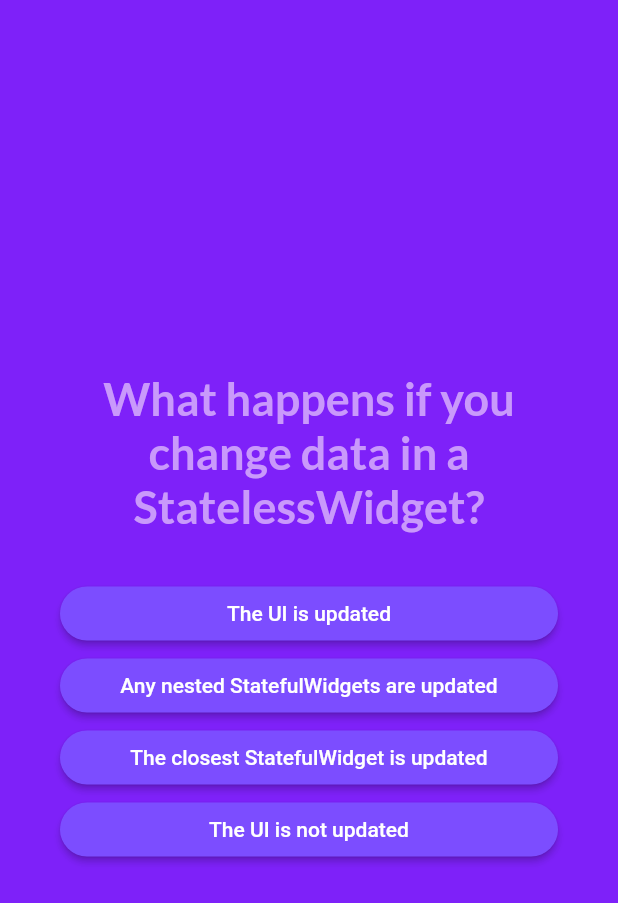
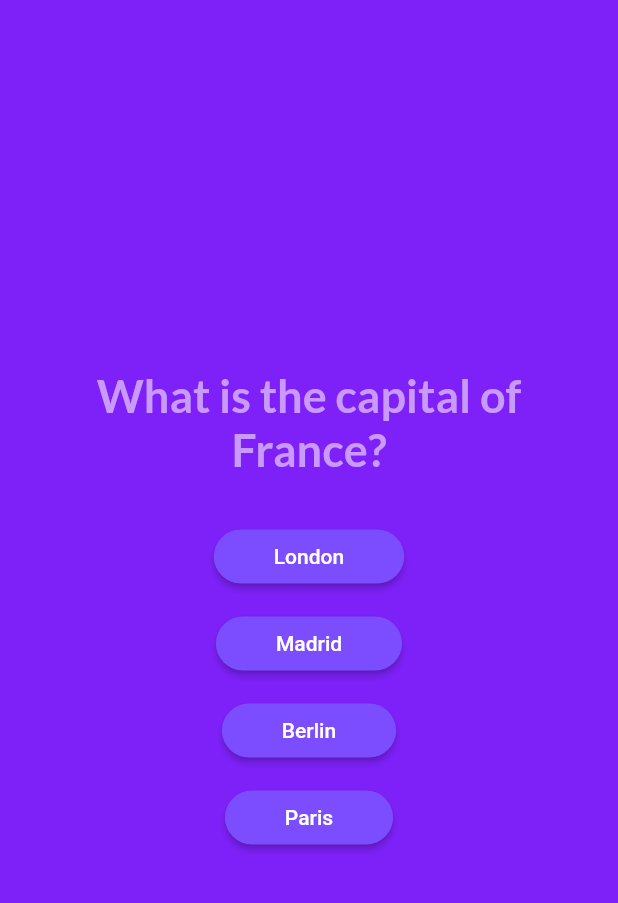
Before and after one commit to Pranay-Pandey/quiz-app_flutter, a Flutter app: the screen it shows after launch, after a tap on "Start Quiz", on a phone screen of 412 x 824 dp. Shown: the top 903 px of the screen. Run offline on Flutter 3.47's test engine with Material 2 defaults, Android fonts, the phone set to English and light mode, and no system bars; our stand-ins replace google_fonts.

Commit message:
Beautify Web app

```diff
--- a/lib/data/questions.dart
+++ b/lib/data/questions.dart
@@ -1,57 +1,102 @@
+// import 'package:quiz_app/models/quiz_questions.dart';
+
+// const questions = [
+//   QuizQuestion(
+//     'What are the main building blocks of Flutter UIs?',
+//     [
+//       'Widgets',
+//       'Components',
+//       'Blocks',
+//       'Functions',
+//     ],
+//   ),
+//   QuizQuestion(
+//     'How are Flutter UIs built?',
+//     [
+//     'By combining widgets in code',
+//     'By combining widgets in a visual editor',
+//     'By defining widgets in config files',
+//     'By using XCode for iOS and Android Studio for Android',
+//   ]),
+//   QuizQuestion(
+//     'What\'s the purpose of a StatefulWidget?',
+//     [
+//       'Update UI as data changes',
+//       'Update data as UI changes',
+//       'Ignore data changes',
+//       'Render UI that does not depend on data',
+//     ],
+//   ),
+//   QuizQuestion(
+//     'Which widget should you try to use more often: StatelessWidget or StatefulWidget?',
+//     [
+//       'StatelessWidget',
+//       'StatefulWidget',
+//       'Both are equally good',
+//       'None of the above',
+//     ],
+//   ),
+//   QuizQuestion(
+//     'What happens if you change data in a StatelessWidget?',
+//     [
+//       'The UI is not updated',
+//       'The UI is updated',
+//       'The closest StatefulWidget is updated',
+//       'Any nested StatefulWidgets are updated',
+//     ],
+//   ),
+//   QuizQuestion(
+//     'How should you update data inside of StatefulWidgets?',
+//     [
+//       'By calling setState()',
+//       'By calling updateData()',
+//       'By calling updateUI()',
+//       'By calling updateState()',
+//     ],
+//   ),
+// ];
+
 import 'package:quiz_app/models/quiz_questions.dart';
 
 const questions = [
   QuizQuestion(
-    'What are the main building blocks of Flutter UIs?',
-    [
-      'Widgets',
-      'Components',
-      'Blocks',
-      'Functions',
-    ],
+    'What is the capital of France?',
+    ['Paris', 'London', 'Berlin', 'Madrid'],
   ),
   QuizQuestion(
-    'How are Flutter UIs built?',
-    [
-    'By combining widgets in code',
-    'By combining widgets in a visual editor',
-    'By defining widgets in config files',
-    'By using XCode for iOS and Android Studio for Android',
-  ]),
-  QuizQuestion(
-    'What\'s the purpose of a StatefulWidget?',
-    [
-      'Update UI as data changes',
-      'Update data as UI changes',
-      'Ignore data changes',
-      'Render UI that does not depend on data',
-    ],
+    'Which planet is known as the Red Planet?',
+    ['Mars', 'Venus', 'Jupiter', 'Saturn'],
   ),
   QuizQuestion(
-    'Which widget should you try to use more often: StatelessWidget or StatefulWidget?',
-    [
-      'StatelessWidget',
-      'StatefulWidget',
-      'Both are equally good',
-      'None of the above',
-    ],
+    'What is the largest mammal on Earth?',
+    ['Blue Whale', 'African Elephant', 'Giraffe', 'Hippopotamus'],
   ),
   QuizQuestion(
-    'What happens if you change data in a StatelessWidget?',
-    [
-      'The UI is not updated',
-      'The UI is updated',
-      'The closest StatefulWidget is updated',
-      'Any nested StatefulWidgets are updated',
-    ],
+    'Who wrote the play "Romeo and Juliet"?',
+    ['William Shakespeare', 'Charles Dickens', 'Jane Austen', 'Leo Tolstoy'],
   ),
   QuizQuestion(
-    'How should you update data inside of StatefulWidgets?',
-    [
-      'By calling setState()',
-      'By calling updateData()',
-      'By calling updateUI()',
-      'By calling updateState()',
-    ],
+    'What is the chemical symbol for gold?',
+    ['Au', 'Ag', 'Fe', 'Cu'],
+  ),
+  QuizQuestion(
+    'What is the tallest mountain in the world?',
+    ['Mount Everest', 'K2', 'Mount Kilimanjaro', 'Matterhorn'],
+  ),
+  QuizQuestion(
+    'What is the largest organ in the human body?',
+    ['Skin', 'Heart', 'Liver', 'Brain'],
+  ),
+  QuizQuestion(
+    'Who is the author of the Harry Potter series?',
+    ['J.K. Rowling', 'Stephen King', 'George Orwell', 'Agatha Christie'],
+  ),
+  QuizQuestion(
+    'What gas do plants absorb from the atmosphere?',
+    ['Carbon dioxide', 'Oxygen', 'Nitrogen', 'Methane'],
+  ),
+  QuizQuestion(
+    'Which famous scientist developed the theory of relativity?',
+    ['Albert Einstein', 'Isaac Newton', 'Galileo Galilei', 'Stephen Hawking'],
   ),
 ];
--- a/lib/question_screen.dart
+++ b/lib/question_screen.dart
@@ -82,11 +82,16 @@ class _QuestionScreenState extends State<QuestionScreen> {
                 height: 30,
               ),
               ...questions[cur_index].getShuffledAnswers().map((element) {
-                return Answer(
-                  element,
-                  () {
-                    nextQuestion(element);
-                  },
+                return Column(
+                  children: [
+                    Answer(
+                      element,
+                      () {
+                        nextQuestion(element);
+                      },
+                    ),
+                    const SizedBox(height: 10)
+                  ],
                 );
               }),
             ],
```
